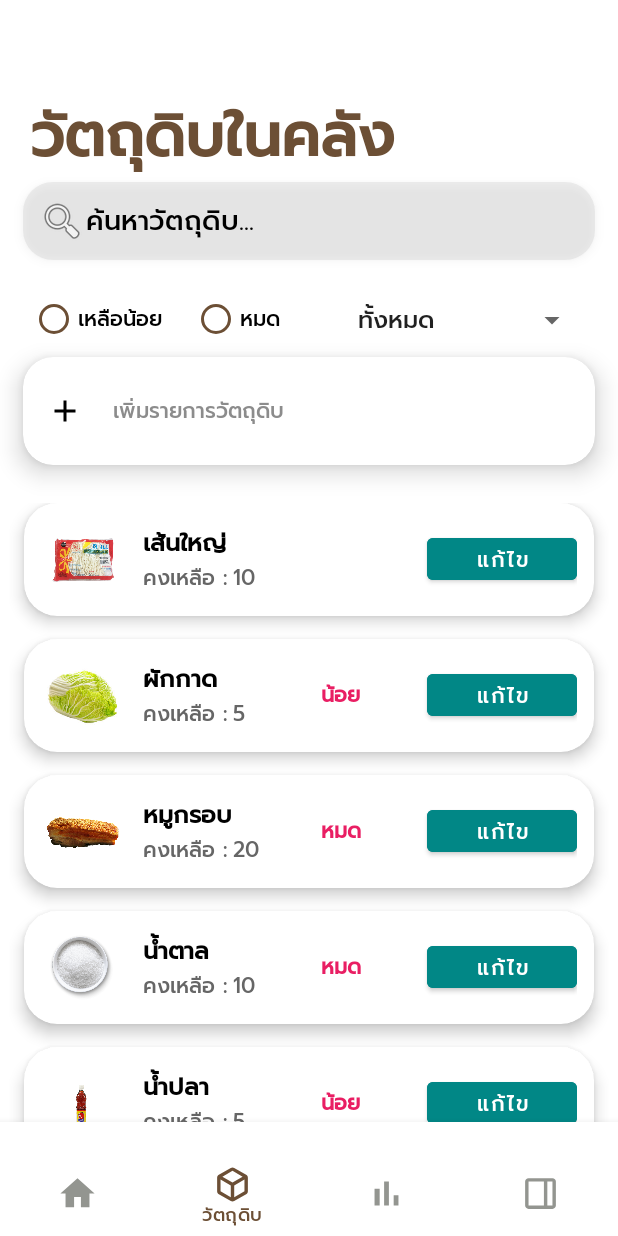
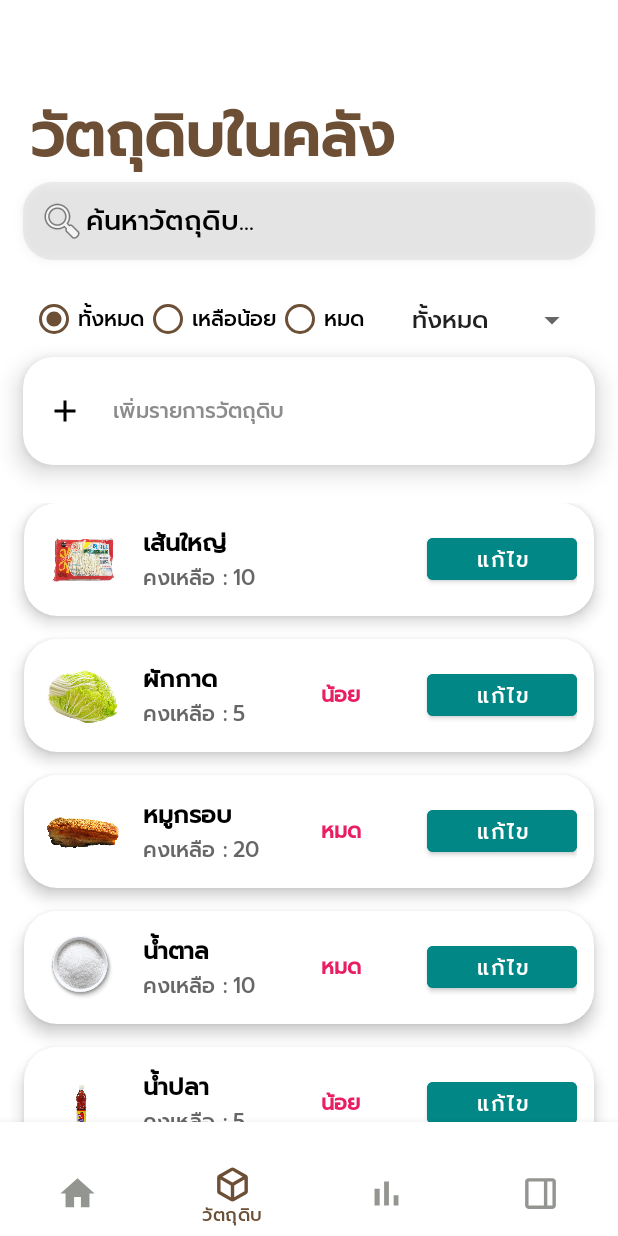
Before and after one commit to cannibal-ai/MimiLnwzaProjectHeadkuy, an Android app: the DashboardFragment screen opened through its navigation route, on a phone screen of 412 x 824 dp. Run offline under Robolectric (Android 15) with nearby library versions, the phone set to English and light mode, and no system bars; our stand-ins replace navigation-ui; libraries missing offline, so code that uses them is left out: com.github.mikephil.charting; 15 statements that could not run were skipped.

Commit message:
มีม่ทำอีกแล้ว

```diff
--- a/app/build.gradle.kts
+++ b/app/build.gradle.kts
@@ -64,4 +64,5 @@ dependencies {
     androidTestImplementation("androidx.test.ext:junit:1.2.1")
     androidTestImplementation("androidx.test.espresso:espresso-core:3.6.1")
     implementation("com.airbnb.android:lottie:6.1.0")
+    implementation("com.github.PhilJay:MPAndroidChart:v3.1.0")
 }
--- a/app/src/main/java/com/harvey/nuandsu/ProductAdapter.kt
+++ b/app/src/main/java/com/harvey/nuandsu/ProductAdapter.kt
@@ -51,6 +51,11 @@ class ProductAdapter(
     override fun getItemCount(): Int = filteredProducts.size
 
 
+    fun updateData(newList: List<Product>) {
+        filteredProducts = newList
+        notifyDataSetChanged()
+    }
+
     private fun normalizeThai(text: String): String {
         return Normalizer.normalize(text, Normalizer.Form.NFD)
             .replace("\\p{Mn}+".toRegex(), "")
--- a/app/src/main/java/com/harvey/nuandsu/ProductModel.kt
+++ b/app/src/main/java/com/harvey/nuandsu/ProductModel.kt
@@ -10,5 +10,6 @@ data class Product(
     val image: Int,
     val typ: String,
     val pc : Int,
-    val des : String
+    val des : String,
+    val date : String
 ) : Serializable
--- a/app/src/main/java/com/harvey/nuandsu/ui/dashboard/DashboardFragment.kt
+++ b/app/src/main/java/com/harvey/nuandsu/ui/dashboard/DashboardFragment.kt
@@ -6,6 +6,9 @@ import android.text.TextWatcher
 import android.view.LayoutInflater
 import android.view.View
 import android.view.ViewGroup
+import android.widget.AdapterView
+import android.widget.ArrayAdapter
+import android.widget.Spinner
 import androidx.fragment.app.Fragment
 import androidx.lifecycle.ViewModelProvider
 import androidx.navigation.fragment.findNavController
@@ -20,23 +23,90 @@ import com.harvey.nuandsu.ui.editproduct.EditDialogFragment
 
 class DashboardFragment : Fragment() {
 
+    private lateinit var fullList: List<Product>
+    private lateinit var adapter: ProductAdapter
+
   private var _binding: FragmentDashboardBinding? = null
   private val binding get() = _binding!!
 
   private val productList = mutableListOf(
-      Product("เส้นใหญ่", 10, null, R.drawable.o,"เครื่องเคียง",20,"เส้นใหญ่ไม่ใช่เส้นเล็ก"),
-      Product("ผักกาด", 5, "น้อย", R.drawable.images,"ผัก",10,"ผักกากมันใส่ในก๋วยจั๊บด้วยหรอวะ"),
-      Product("หมูกรอบ", 20, "หมด", R.drawable.mugrob,"เนื้อสัตว์",200,"หมูกรอบมีมี่ชอบ"),
-      Product("น้ำตาล", 10, "หมด", R.drawable.num,"เครื่องเคียง",5,"น้ำตาลหวานร้อย"),
-      Product("น้ำปลา", 5, "น้อย", R.drawable.numpra,"เครื่องเคียง",20,"น้ำตาลเค็มนำ"),
-      Product("พริกป่น", 20, null, R.drawable.prik,"เครื่องเคียง",20,"เผ็ดจนแสบตูด"),
-      Product("ก๋วยจั๊บ", 20, null, R.drawable.mama,"เครื่องเคียง",20,"ก๋วยจั๊บเขม"),
-      Product("ตับ", 20, null, R.drawable.tub,"เนื้อสัตว์",20,"ตับคน")
+      Product("เส้นใหญ่", 10, null, R.drawable.o,"เครื่องเคียง",20,"เส้นใหญ่ไม่ใช่เส้นเล็ก","2025-12-10"),
+      Product("ผักกาด", 5, "น้อย", R.drawable.images,"ผัก",10,"ผักกากมันใส่ในก๋วยจั๊บด้วยหรอวะ","2025-12-10"),
+      Product("หมูกรอบ", 20, "หมด", R.drawable.mugrob,"เนื้อสัตว์",200,"หมูกรอบมีมี่ชอบ","2025-12-10"),
+      Product("น้ำตาล", 10, "หมด", R.drawable.num,"เครื่องเคียง",5,"น้ำตาลหวานร้อย","2025-12-10"),
+      Product("น้ำปลา", 5, "น้อย", R.drawable.numpra,"เครื่องเคียง",20,"น้ำตาลเค็มนำ","2025-12-10"),
+      Product("พริกป่น", 20, null, R.drawable.prik,"เครื่องเคียง",20,"เผ็ดจนแสบตูด","2025-12-10"),
+      Product("ก๋วยจั๊บ", 20, null, R.drawable.mama,"เครื่องเคียง",20,"ก๋วยจั๊บเขม","2025-12-10"),
+      Product("ตับ", 20, null, R.drawable.tub,"เนื้อสัตว์",20,"ตับคน","2025-12-10")
   )
 
-  private lateinit var adapter: ProductAdapter
 
-  override fun onCreateView(
+    override fun onViewCreated(view: View, savedInstanceState: Bundle?) {
+        super.onViewCreated(view, savedInstanceState)
+        fullList = productList
+        adapter = ProductAdapter(
+            fullList,
+            onItemClick = { product -> },
+            onEditClick = { product ->
+                val dialog = EditDialogFragment.newInstance(product)
+                dialog.show(parentFragmentManager, "EditProductDialog")
+            }
+        )
+
+        binding.statusGroup.setOnCheckedChangeListener { _, checkedId ->
+            when (checkedId) {
+                R.id.btnall -> filterByStatus("ทั้งหมด")
+                R.id.btnlow -> filterByStatus("น้อย")
+                R.id.btnout -> filterByStatus("หมด")
+            }
+        }
+
+
+        binding.recyclerViewProducts.adapter = adapter
+        binding.recyclerViewProducts.layoutManager = LinearLayoutManager(requireContext())
+
+        binding.planetsSpinner.onItemSelectedListener = object : AdapterView.OnItemSelectedListener {
+            override fun onItemSelected(parent: AdapterView<*>, view: View?, position: Int, id: Long) {
+                val selectedType = parent.getItemAtPosition(position).toString()
+                filterList(selectedType)
+            }
+
+            override fun onNothingSelected(parent: AdapterView<*>) {}
+        }
+    }
+
+
+    private fun filterByStatus(status: String) {
+        val filtered = when (status) {
+            "ทั้งหมด" -> productList
+            "น้อย" -> productList.filter { it.status == "น้อย" }
+            "หมด" -> productList.filter { it.status == "หมด" }
+            else -> productList
+        }
+
+        adapter.updateData(filtered)
+    }
+
+
+
+    private fun filterList(type: String) {
+        val newList = when (type) {
+            "ทั้งหมด" -> fullList
+            "ผัก" -> fullList.filter { it.typ == "ผัก" }
+            "เครื่องเคียง" -> fullList.filter { it.typ == "เครื่องเคียง" }
+            "เนื้อสัตว์" -> fullList.filter { it.typ == "เนื้อสัตว์" }
+            else -> fullList
+        }
+
+        adapter.updateData(newList)
+    }
+
+
+
+
+
+
+    override fun onCreateView(
     inflater: LayoutInflater,
     container: ViewGroup?,
     savedInstanceState: Bundle?
--- a/app/src/main/java/com/harvey/nuandsu/ui/home/HomeFragment.kt
+++ b/app/src/main/java/com/harvey/nuandsu/ui/home/HomeFragment.kt
@@ -4,37 +4,80 @@ import android.os.Bundle
 import android.view.LayoutInflater
 import android.view.View
 import android.view.ViewGroup
-import android.widget.TextView
 import androidx.fragment.app.Fragment
 import androidx.lifecycle.ViewModelProvider
 import com.harvey.nuandsu.databinding.FragmentHomeBinding
+import com.github.mikephil.charting.data.Entry
+import com.github.mikephil.charting.data.LineData
+import com.github.mikephil.charting.data.LineDataSet
+import com.github.mikephil.charting.formatter.IndexAxisValueFormatter
+import com.github.mikephil.charting.components.XAxis
+import com.harvey.nuandsu.Product
+import java.text.SimpleDateFormat
+import java.util.Locale
 
 class HomeFragment : Fragment() {
+    private lateinit var ProductList: List<Product>
+    private var _binding: FragmentHomeBinding? = null
+    private val binding get() = _binding!!
 
-private var _binding: FragmentHomeBinding? = null
-  // This property is only valid between onCreateView and
-  // onDestroyView.
-  private val binding get() = _binding!!
+    private val productList = listOf(
+        // ตัวอย่าง
+        Product("2025-12-01", 200),
+        Product("2025-12-01", 300),
+        Product("2025-12-02", 150),
+        Product("2025-12-03", 500)
+    )
 
     override fun onCreateView(
         inflater: LayoutInflater,
         container: ViewGroup?,
         savedInstanceState: Bundle?
     ): View {
-    val homeViewModel =
-            ViewModelProvider(this).get(HomeViewModel::class.java)
+        _binding = FragmentHomeBinding.inflate(inflater, container, false)
+        val root = binding.root
 
-    _binding = FragmentHomeBinding.inflate(inflater, container, false)
-    val root: View = binding.root
+        setupExpenseChart()   // 👉 เรียกใช้ตรงนี้!
 
-      binding.barChartView.values = listOf(2000f, 4000f, 8000f, 6000f, 7000f, 9000f, 10000f)
+        return root
+    }
 
+    private fun setupExpenseChart() {
+        val chart = binding.lineChart
 
-//    val textView: TextView = binding.textHome
-//    homeViewModel.text.observe(viewLifecycleOwner) {
-//      textView.text = it
-//    }
-    return root
+        val dateFormat = SimpleDateFormat("yyyy-MM-dd", Locale.getDefault())
+
+        // รวมยอดรายวัน
+        val expenseByDay = productList.groupBy { it.date }.mapValues { entry ->
+            entry.value.sumOf { it.pc }
+        }
+
+        // เรียงวันที่
+        val sortedDates = expenseByDay.keys.sortedBy { dateFormat.parse(it) }
+
+        val entries = ArrayList<Entry>()
+        sortedDates.forEachIndexed { index, date ->
+            entries.add(Entry(index.toFloat(), expenseByDay[date]!!.toFloat()))
+        }
+
+        // label แสดงแค่วันที่ เช่น 01, 02, 15
+        val labels = sortedDates.map { it.substring(8, 10) }
+
+        val dataSet = LineDataSet(entries, "รายจ่ายรายวันของเดือนนี้")
+        dataSet.lineWidth = 3f
+        dataSet.circleRadius = 5f
+        dataSet.valueTextSize = 12f
+
+        chart.data = LineData(dataSet)
+
+        chart.xAxis.valueFormatter = IndexAxisValueFormatter(labels)
+        chart.xAxis.granularity = 1f
+        chart.xAxis.position = XAxis.XAxisPosition.BOTTOM
+
+        chart.axisRight.isEnabled = false
+        chart.description.isEnabled = false
+
+        chart.invalidate()
     }
 
     override fun onDestroyView() {
--- a/app/src/main/res/layout/fragment_dashboard.xml
+++ b/app/src/main/res/layout/fragment_dashboard.xml
@@ -46,7 +46,7 @@
 
     <Spinner
         android:id="@+id/planets_spinner"
-        android:layout_width="161dp"
+        android:layout_width="125dp"
         android:layout_height="49dp"
         android:layout_marginTop="15dp"
         android:layout_marginEnd="20dp"
@@ -56,9 +56,10 @@
         app:layout_constraintEnd_toEndOf="parent"
         app:layout_constraintTop_toBottomOf="@id/Search" />
 
+
     <RadioGroup
         android:id="@+id/status_group"
-        android:layout_width="200dp"
+        android:layout_width="250dp"
         android:layout_height="wrap_content"
         android:layout_marginStart="20dp"
         android:layout_marginTop="15dp"
@@ -66,25 +67,30 @@
         app:layout_constraintStart_toStartOf="parent"
         app:layout_constraintTop_toBottomOf="@id/Search">
 
-        <RadioButton
-            android:textColor="@color/black"
-            android:id="@+id/btn_low"
+
+    <RadioButton
+            android:id="@+id/btnall"
             android:layout_width="wrap_content"
             android:layout_height="wrap_content"
-            android:text="@string/raionoen"
-            android:buttonTint="#6C4F35"/>
+            android:text="ทั้งหมด"
+            android:checked="true"
+            android:buttonTint="#6C4F35"/>/>
 
         <RadioButton
-            android:id="@+id/btn_out"
-            android:textColor="@color/black"
-            android:layout_width="84dp"
+            android:id="@+id/btnlow"
+            android:layout_width="wrap_content"
             android:layout_height="wrap_content"
-            android:layout_marginStart="20dp"
-            android:text="@string/radiomod"
-            android:buttonTint="#6C4F35"/>
+            android:text="เหลือน้อย"
+            android:buttonTint="#6C4F35"/>/>
+
+        <RadioButton
+            android:id="@+id/btnout"
+            android:layout_width="match_parent"
+            android:layout_height="wrap_content"
+            android:text="หมด"
+            android:buttonTint="#6C4F35"/>/>
+
     </RadioGroup>
-
-
 
 
     <androidx.cardview.widget.CardView
--- a/app/src/main/res/layout/fragment_notifications.xml
+++ b/app/src/main/res/layout/fragment_notifications.xml
@@ -52,7 +52,7 @@
                 <TextView
                     android:layout_width="wrap_content"
                     android:layout_height="wrap_content"
-                    android:text="ยอดรวมรายรับเดือนนี้"
+                    android:text="ยอดรวมจ่ายวัตถุดิบเดือนนี้"
                     android:textColor="#666666"
                     android:textSize="16sp" />
 
@@ -137,7 +137,7 @@
             <TextView
                 android:layout_width="wrap_content"
                 android:layout_height="wrap_content"
-                android:text="รายรับวันนี้"
+                android:text="ราคาวัตถุดิบวันี้"
                 android:textColor="#333333"
                 android:textSize="16sp"
                 android:textStyle="bold" />
@@ -199,7 +199,7 @@
             <TextView
                 android:layout_width="wrap_content"
                 android:layout_height="wrap_content"
-                android:text="ส่วนต่างจากเมื่อวาน"
+                android:text="ส่วนต่างจากเดือนก่อน"
                 android:textColor="#333333"
                 android:textSize="16sp" />
 
```
Also changed, not shown: app/src/main/res/layout/fragment_home.xml (+5 -3 lines). Lines whose indentation alone changed are shown as unchanged.
